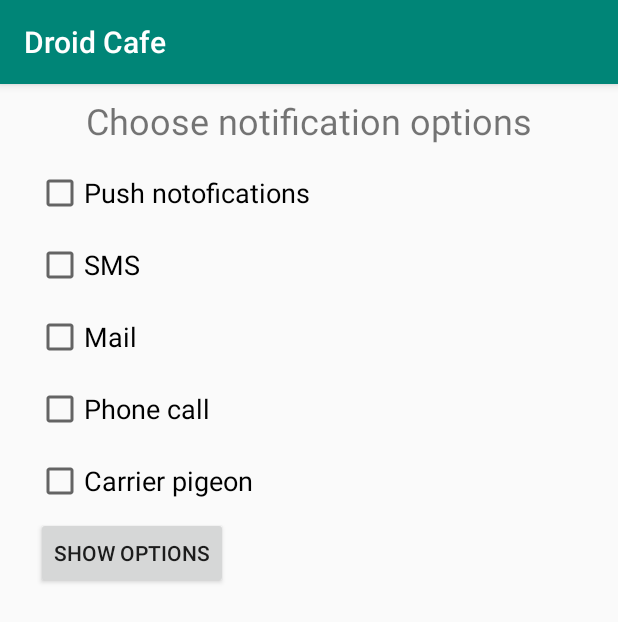
After one commit to Moorose/android-for-modern-programming, an Android app: the CheckBoxActivity screen opened directly, with no data from a screen before it, on a phone screen of 412 x 824 dp. The commit adds this screen. Shown: the top 622 px of the screen. Run offline under Robolectric (Android 15) with nearby library versions, the light colour scheme and no system bars.

Commit message:
Add new activity

```diff
--- a/DroidCafe/app/build.gradle
+++ b/DroidCafe/app/build.gradle
@@ -17,6 +17,10 @@ android {
             proguardFiles getDefaultProguardFile('proguard-android-optimize.txt'), 'proguard-rules.pro'
         }
     }
+    compileOptions {
+        sourceCompatibility = 1.8
+        targetCompatibility = 1.8
+    }
 }
 
 dependencies {
--- a/DroidCafe/app/src/main/AndroidManifest.xml
+++ b/DroidCafe/app/src/main/AndroidManifest.xml
@@ -9,7 +9,8 @@
         android:roundIcon="@mipmap/ic_launcher_round"
         android:supportsRtl="true"
         android:theme="@style/AppTheme">
-        <activity android:name=".OrderActivity"></activity>
+        <activity android:name=".CheckBoxActivity"></activity>
+        <activity android:name=".OrderActivity" />
         <activity android:name=".MainActivity">
             <intent-filter>
                 <action android:name="android.intent.action.MAIN" />
--- /dev/null
+++ b/DroidCafe/app/src/main/java/com/example/droidcafe/CheckBoxActivity.java
@@ -0,0 +1,48 @@
+package com.example.droidcafe;
+
+import androidx.appcompat.app.AppCompatActivity;
+
+import android.os.Bundle;
+import android.view.View;
+import android.widget.CheckBox;
+import android.widget.TextView;
+import android.widget.Toast;
+
+import java.util.ArrayList;
+
+public class CheckBoxActivity extends AppCompatActivity {
+
+
+    private ArrayList<CheckBox> checkBoxArray;
+
+    @Override
+    protected void onCreate(Bundle savedInstanceState) {
+        super.onCreate(savedInstanceState);
+        setContentView(R.layout.activity_check_box);
+
+        checkBoxArray = new ArrayList<CheckBox>();
+
+//        checkBoxArray.add((CheckBox) findViewById(R.id.push_notofications_checkbox));
+//        checkBoxArray.add((CheckBox) findViewById(R.id.sms_checkbox));
+//        checkBoxArray.add((CheckBox) findViewById(R.id.mail_checkbox));
+//        checkBoxArray.add((CheckBox) findViewById(R.id.phone_call_checkbox));
+//        checkBoxArray.add((CheckBox) findViewById(R.id.carrier_pigeon_checkbox));
+    }
+
+    public void displayToast(String message) {
+        Toast.makeText(getApplicationContext(), message,
+                Toast.LENGTH_SHORT).show();
+    }
+
+    public void checkedCheckBox(View view) {
+        CheckBox checkBox = (CheckBox) view;
+        if(checkBox.isChecked()) {
+            checkBoxArray.add(checkBox);
+        } else checkBoxArray.remove(checkBox);
+    }
+
+    public void showCheckBoxes(View view) {
+        String message = (String) checkBoxArray.stream().map(TextView::getText).reduce((s1, s2) -> s1 +","+ s2).orElse("");
+        displayToast(message);
+    }
+}
--- a/DroidCafe/app/src/main/java/com/example/droidcafe/OrderActivity.java
+++ b/DroidCafe/app/src/main/java/com/example/droidcafe/OrderActivity.java
@@ -72,4 +72,9 @@ public class OrderActivity extends AppCompatActivity implements AdapterView.OnIt
     public void onNothingSelected(AdapterView<?> parent) {
 
     }
+
+    public void goNext(View view) {
+        Intent intent = new Intent(OrderActivity.this, CheckBoxActivity.class);
+        startActivity(intent);
+    }
 }
--- /dev/null
+++ b/DroidCafe/app/src/main/res/layout/activity_check_box.xml
@@ -0,0 +1,85 @@
+<?xml version="1.0" encoding="utf-8"?>
+<LinearLayout xmlns:android="http://schemas.android.com/apk/res/android"
+    xmlns:app="http://schemas.android.com/apk/res-auto"
+    xmlns:tools="http://schemas.android.com/tools"
+    android:layout_width="match_parent"
+    android:layout_height="wrap_content"
+    android:orientation="vertical"
+    tools:context=".CheckBoxActivity">
+
+    <TextView
+        android:id="@+id/choose_notification_text"
+        android:layout_width="match_parent"
+        android:layout_height="wrap_content"
+        android:layout_margin="@dimen/margin_edit_text"
+        android:layout_weight="1"
+        android:onClick="checkedCheckBox"
+        android:text="@string/choose_notification_options"
+        android:textAlignment="center"
+        android:textSize="24sp" />
+
+    <CheckBox
+        android:id="@+id/push_notofications_checkbox"
+        android:layout_width="match_parent"
+        android:layout_height="wrap_content"
+        android:layout_marginVertical="@dimen/margin_edit_text"
+        android:layout_marginLeft="@dimen/margin_wide"
+        android:layout_weight="1"
+        android:onClick="checkedCheckBox"
+        android:text="@string/push_notofications_text"
+        android:textSize="18sp" />
+
+    <CheckBox
+        android:id="@+id/sms_checkbox"
+        android:layout_width="match_parent"
+        android:layout_height="wrap_content"
+        android:layout_marginVertical="@dimen/margin_edit_text"
+        android:layout_marginLeft="@dimen/margin_wide"
+        android:layout_weight="1"
+        android:onClick="checkedCheckBox"
+        android:text="@string/sms_text"
+        android:textSize="18sp" />
+
+    <CheckBox
+        android:id="@+id/mail_checkbox"
+        android:layout_width="match_parent"
+        android:layout_height="wrap_content"
+        android:layout_marginVertical="@dimen/margin_edit_text"
+        android:layout_marginLeft="@dimen/margin_wide"
+        android:layout_weight="1"
+        android:onClick="checkedCheckBox"
+        android:text="@string/mail_text"
+        android:textSize="18sp" />
+
+    <CheckBox
+        android:id="@+id/phone_call_checkbox"
+        android:layout_width="match_parent"
+        android:layout_height="wrap_content"
+        android:layout_marginVertical="@dimen/margin_edit_text"
+        android:layout_marginLeft="@dimen/margin_wide"
+        android:layout_weight="1"
+        android:onClick="checkedCheckBox"
+        android:text="@string/phone_call_text"
+        android:textSize="18sp" />
+
+    <CheckBox
+        android:id="@+id/carrier_pigeon_checkbox"
+        android:layout_width="match_parent"
+        android:layout_height="wrap_content"
+        android:layout_marginVertical="@dimen/margin_edit_text"
+        android:layout_marginLeft="@dimen/margin_wide"
+        android:layout_weight="1"
+        android:onClick="checkedCheckBox"
+        android:text="@string/carrier_pigeon_text"
+        android:textSize="18sp" />
+
+    <Button
+        android:id="@+id/show_options_button"
+        android:layout_width="wrap_content"
+        android:layout_height="wrap_content"
+        android:layout_marginLeft="@dimen/margin_wide"
+        android:layout_weight="1"
+        android:onClick="showCheckBoxes"
+        android:text="@string/show_options_text"
+        android:textAlignment="center" />
+</LinearLayout>
--- a/DroidCafe/app/src/main/res/layout/activity_order.xml
+++ b/DroidCafe/app/src/main/res/layout/activity_order.xml
@@ -163,4 +163,15 @@
             android:text="@string/pick_up" />
     </RadioGroup>
 
+    <Button
+        android:id="@+id/next_button"
+        android:layout_width="wrap_content"
+        android:layout_height="wrap_content"
+        android:layout_marginEnd="24dp"
+        android:layout_marginBottom="24dp"
+        android:onClick="goNext"
+        android:text="Next"
+        app:layout_constraintBottom_toBottomOf="parent"
+        app:layout_constraintEnd_toEndOf="parent" />
+
 </androidx.constraintlayout.widget.ConstraintLayout>
--- a/DroidCafe/app/src/main/res/values/strings.xml
+++ b/DroidCafe/app/src/main/res/values/strings.xml
@@ -20,6 +20,13 @@
     <string name="pick_up">Pick up</string>
     <string name="next_day_ground_delivery">Next day ground delivery</string>
     <string name="same_day_messenger_service">Same day messenger service</string>
+    <string name="choose_notification_options">Choose notification options</string>
+    <string name="push_notofications_text">Push notofications</string>
+    <string name="sms_text">SMS</string>
+    <string name="mail_text">Mail</string>
+    <string name="phone_call_text">Phone call</string>
+    <string name="carrier_pigeon_text">Carrier pigeon</string>
+    <string name="show_options_text">Show options</string>
     <string-array name="labels_array">
         <item>Home</item>
         <item>Work</item>
```
